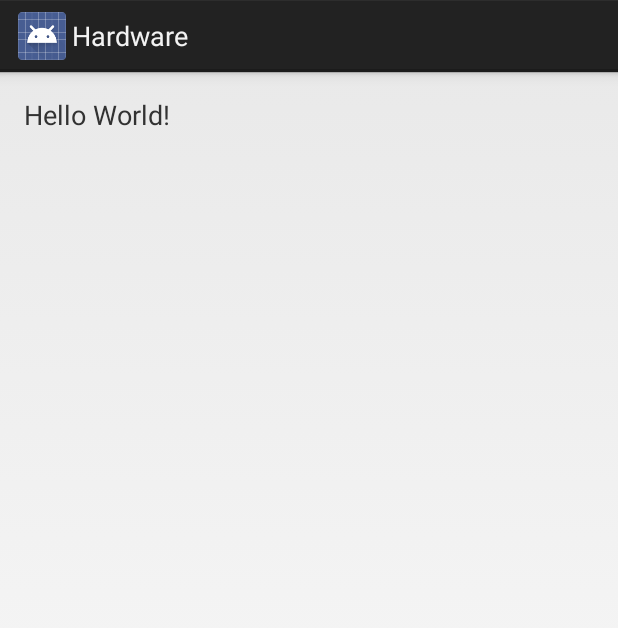
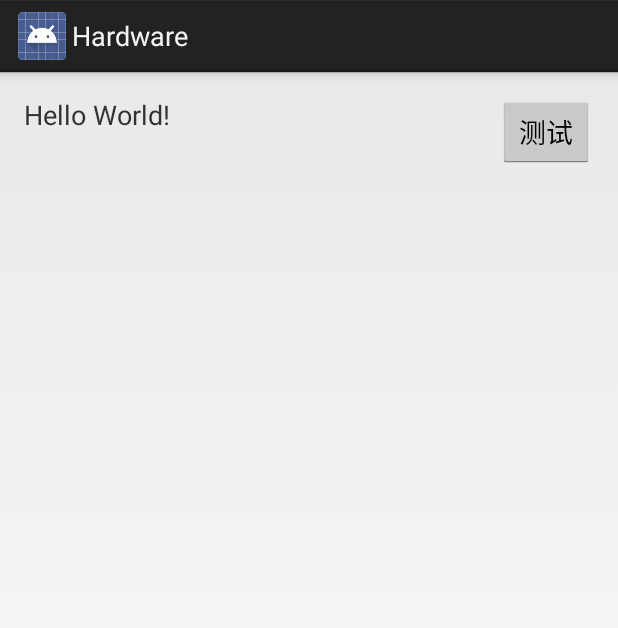
Before and after one commit to zhangmiaoping23/AndroidHardware, an Android app: the layout activity_main.xml on its own in the app's theme, with its tools: preview values and no code run, on a phone screen of 412 x 824 dp. Shown: the top 628 px of the screen. Run offline under Robolectric (Android 15) with nearby library versions, the phone set to English and light mode, and no system bars.

```diff
--- a/Hardware/app/src/main/res/layout/activity_main.xml
+++ b/Hardware/app/src/main/res/layout/activity_main.xml
@@ -17,4 +17,12 @@
         android:scrollbars="vertical"
         android:textSize="18dp"
         android:text="Hello World!" />
+
+    <Button
+        android:text="测试"
+        android:layout_width="wrap_content"
+        android:layout_height="wrap_content"
+        android:layout_alignParentTop="true"
+        android:layout_alignParentEnd="true"
+        android:id="@+id/button_test" />
 </RelativeLayout>
```
Also changed, not shown: Hardware/app/src/main/java/com/example/hardware/MainActivity.java (+40 -2 lines).
